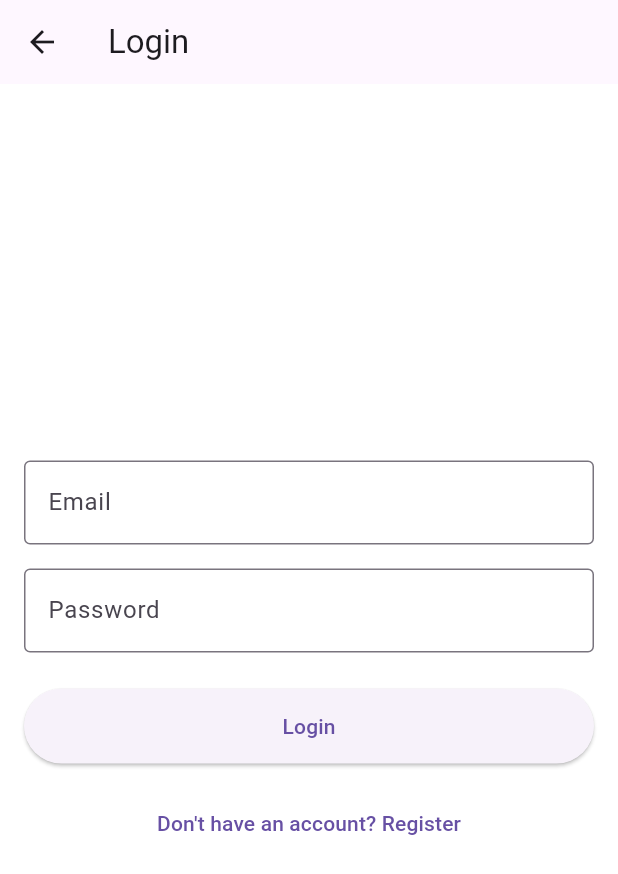
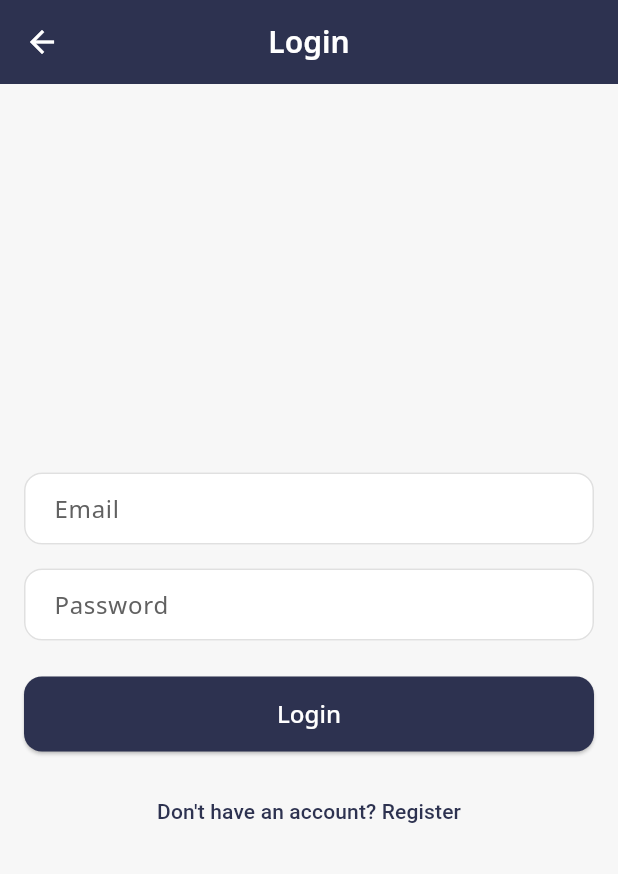
Before and after one commit to BaoSkyFall/Food-Vietnamese-Order, a Flutter app: the screen it shows after launch, on a phone screen of 412 x 824 dp. Shown: the top 874 px of the screen. Run offline on Flutter 3.47's test engine with Material 3 defaults, Android fonts, the phone set to English and light mode, and no system bars; our stand-ins replace google_fonts, shared_preferences.

Commit message:
Handle function order and UI

```diff
--- /dev/null
+++ b/food_order_admin/lib/config/theme_config.dart
@@ -0,0 +1,114 @@
+import 'package:flutter/material.dart';
+import 'package:google_fonts/google_fonts.dart';
+
+class AppTheme {
+  static const primaryColor = Color(0xFF2D3250);
+  static const secondaryColor = Color(0xFF7077A1);
+  static const accentColor = Color(0xFFF6B17A);
+  static const backgroundColor = Color(0xFFF7F7F7);
+
+  static ThemeData lightTheme = ThemeData(
+    primaryColor: primaryColor,
+    scaffoldBackgroundColor: backgroundColor,
+    colorScheme: ColorScheme.light(
+      primary: primaryColor,
+      secondary: secondaryColor,
+      surface: Colors.white,
+      background: backgroundColor,
+    ),
+    // Using Roboto which has good Vietnamese support
+    textTheme: GoogleFonts.robotoTextTheme().copyWith(
+      displayLarge: GoogleFonts.roboto(
+        fontSize: 24,
+        fontWeight: FontWeight.bold,
+        color: primaryColor,
+      ),
+      displayMedium: GoogleFonts.roboto(
+        fontSize: 20,
+        fontWeight: FontWeight.w600,
+        color: primaryColor,
+      ),
+      bodyLarge: GoogleFonts.notoSans(  // Noto Sans has excellent Vietnamese support
+        fontSize: 16,
+        color: Colors.black87,
+      ),
+      bodyMedium: GoogleFonts.notoSans(
+        fontSize: 14,
+        color: Colors.black87,
+      ),
+    ),
+    appBarTheme: AppBarTheme(
+      backgroundColor: primaryColor,
+      elevation: 0,
+      centerTitle: true,
+      titleTextStyle: GoogleFonts.notoSans(
+        fontSize: 20,
+        fontWeight: FontWeight.w600,
+        color: Colors.white,
+      ),
+      iconTheme: IconThemeData(color: Colors.white),
+      actionsIconTheme: IconThemeData(color: Colors.white),
+      foregroundColor: Colors.white,
+    ),
+    elevatedButtonTheme: ElevatedButtonThemeData(
+      style: ElevatedButton.styleFrom(
+        backgroundColor: primaryColor,
+        foregroundColor: Colors.white,
+        padding: EdgeInsets.symmetric(horizontal: 24, vertical: 12),
+        shape: RoundedRectangleBorder(
+          borderRadius: BorderRadius.circular(12),
+        ),
+        textStyle: GoogleFonts.notoSans(
+          fontSize: 16,
+          fontWeight: FontWeight.w500,
+        ),
+      ),
+    ),
+    inputDecorationTheme: InputDecorationTheme(
+      border: OutlineInputBorder(
+        borderRadius: BorderRadius.circular(12),
+        borderSide: BorderSide(color: Colors.grey.shade300),
+      ),
+      enabledBorder: OutlineInputBorder(
+        borderRadius: BorderRadius.circular(12),
+        borderSide: BorderSide(color: Colors.grey.shade300),
+      ),
+      focusedBorder: OutlineInputBorder(
+        borderRadius: BorderRadius.circular(12),
+        borderSide: BorderSide(color: primaryColor),
+      ),
+      filled: true,
+      fillColor: Colors.white,
+      contentPadding: EdgeInsets.symmetric(horizontal: 16, vertical: 12),
+      labelStyle: GoogleFonts.notoSans(color: Colors.grey.shade700),
+      hintStyle: GoogleFonts.notoSans(color: Colors.grey.shade500),
+    ),
+    cardTheme: CardTheme(
+      elevation: 2,
+      shape: RoundedRectangleBorder(
+        borderRadius: BorderRadius.circular(16),
+      ),
+      margin: EdgeInsets.symmetric(horizontal: 16, vertical: 8),
+    ),
+  );
+
+  static ThemeData darkTheme = ThemeData.dark().copyWith(
+    // Dark theme configuration with same fonts
+    textTheme: GoogleFonts.robotoTextTheme(ThemeData.dark().textTheme).copyWith(
+      displayLarge: GoogleFonts.roboto(
+        fontSize: 24,
+        fontWeight: FontWeight.bold,
+      ),
+      displayMedium: GoogleFonts.roboto(
+        fontSize: 20,
+        fontWeight: FontWeight.w600,
+      ),
+      bodyLarge: GoogleFonts.notoSans(
+        fontSize: 16,
+      ),
+      bodyMedium: GoogleFonts.notoSans(
+        fontSize: 14,
+      ),
+    ),
+  );
+}
--- a/food_order_admin/lib/main.dart
+++ b/food_order_admin/lib/main.dart
@@ -3,6 +3,7 @@ import 'screens/auth/login_screen.dart';
 import 'screens/auth/register_screen.dart';
 import 'screens/orders/order_list_screen.dart';
 import 'screens/orders/order_details_screen.dart';
+import 'config/theme_config.dart';
 
 void main() {
   runApp(MyApp());
@@ -13,10 +14,8 @@ class MyApp extends StatelessWidget {
   Widget build(BuildContext context) {
     return MaterialApp(
       title: 'Food Order Admin',
-      theme: ThemeData(
-        primarySwatch: Colors.blue,
-        scaffoldBackgroundColor: Colors.white,
-      ),
+      theme: AppTheme.lightTheme,
+      darkTheme: AppTheme.darkTheme,
       initialRoute: '/login',
       routes: {
         '/': (context) => LoginScreen(),
--- a/food_order_admin/lib/screens/orders/order_list_screen.dart
+++ b/food_order_admin/lib/screens/orders/order_list_screen.dart
@@ -2,6 +2,7 @@ import 'package:flutter/material.dart';
 import '../../models/order.dart';
 import '../../services/order_service.dart';
 import '../../widgets/order_card.dart'; // Add this import
+import '../../widgets/status_badge.dart';
 
 class OrdersListScreen extends StatefulWidget {
   @override
@@ -27,7 +28,7 @@ class _OrdersListScreenState extends State<OrdersListScreen> {
         endDate: _dateRange?.end,
         status: _statusFilter,
       );
-      setState(() => _orders = orders);
+      setState(() => _orders = orders.orders);
     } catch (e) {
       print('Error loading orders: $e');
       if (mounted) {
--- a/food_order_admin/pubspec.yaml
+++ b/food_order_admin/pubspec.yaml
@@ -37,6 +37,7 @@ dependencies:
   http: ^0.13.5
   intl: ^0.17.0
   shared_preferences: ^2.0.15
+  google_fonts: ^4.0.1  # Add this line
 
 dev_dependencies:
   flutter_test:
```
Also changed, not shown: food_order_admin/lib/screens/orders/order_details_screen.dart (+19 -20 lines), food_order_admin/lib/services/order_service.dart (+49 -4 lines), food_order_admin/lib/widgets/order_card.dart (+12 -5 lines), food_order_admin/lib/widgets/status_badge.dart (added, +57 -0 lines), food_order_admin/pubspec.lock, 2 other files.
